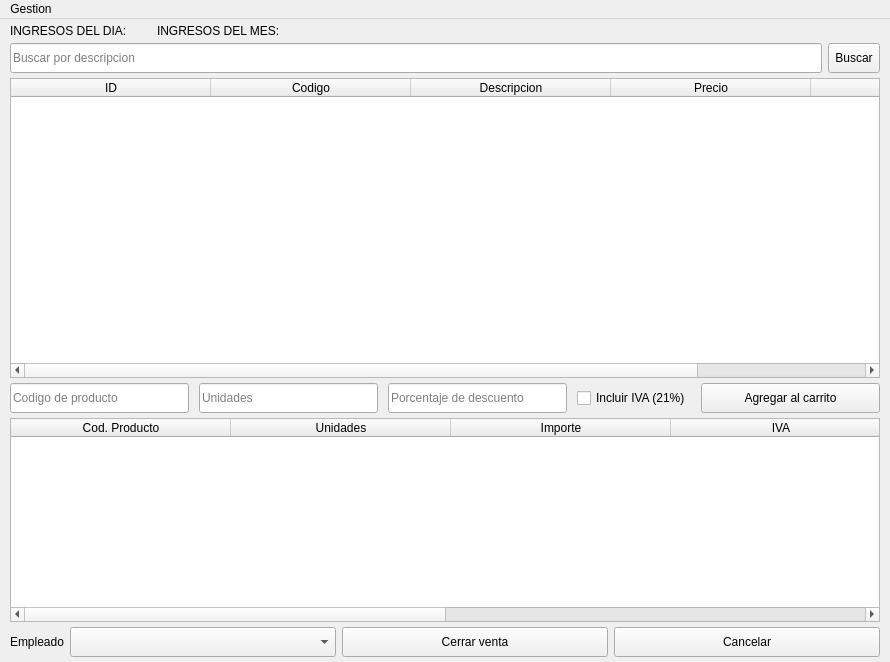
The window that uis/interfazGestor.ui (schulz-franco/gestor_de_ventas) describes before a commit, drawn with Qt 5.
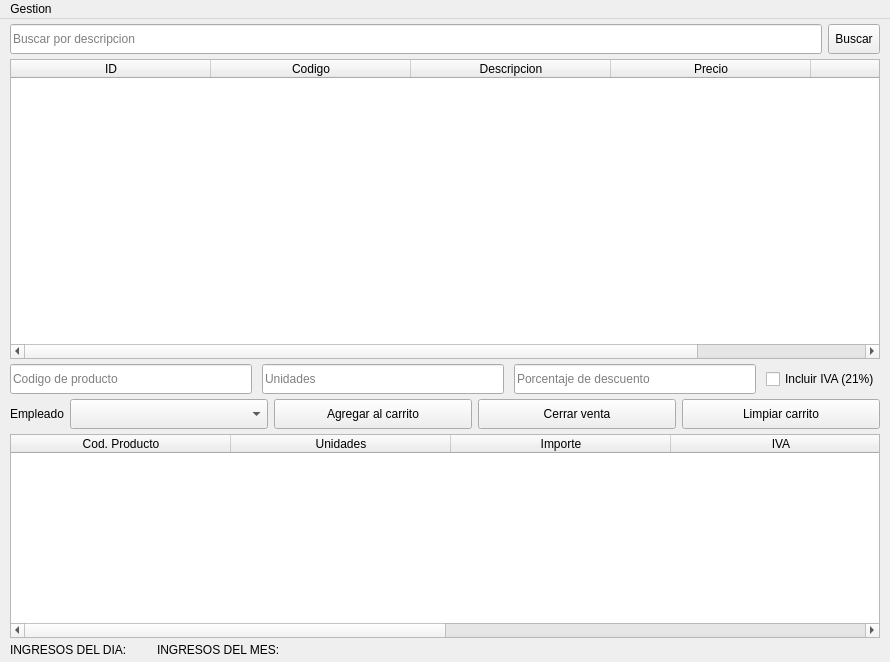
The same window after the commit.

Commit message: reforma interfaz y solucion a error fecha de venta

```diff
--- a/uis/interfazGestor.ui
+++ b/uis/interfazGestor.ui
@@ -74,70 +74,6 @@
        <property name="bottomMargin">
         <number>0</number>
        </property>
-       <item>
-        <widget class="QFrame" name="frame_12">
-         <property name="sizePolicy">
-          <sizepolicy hsizetype="Fixed" vsizetype="Fixed">
-           <horstretch>0</horstretch>
-           <verstretch>0</verstretch>
-          </sizepolicy>
-         </property>
-         <property name="styleSheet">
-          <string notr="true">QFrame#frame_12 {
-border: none;
-}</string>
-         </property>
-         <property name="frameShape">
-          <enum>QFrame::StyledPanel</enum>
-         </property>
-         <property name="frameShadow">
-          <enum>QFrame::Raised</enum>
-         </property>
-         <layout class="QHBoxLayout" name="horizontalLayout_7">
-          <property name="spacing">
-           <number>30</number>
-          </property>
-          <property name="leftMargin">
-           <number>0</number>
-          </property>
-          <property name="topMargin">
-           <number>0</number>
-          </property>
-          <property name="rightMargin">
-           <number>0</number>
-          </property>
-          <property name="bottomMargin">
-           <number>0</number>
-          </property>
-          <item>
-           <widget class="QLabel" name="ingresos_totales_dia">
-            <property name="sizePolicy">
-             <sizepolicy hsizetype="Fixed" vsizetype="Fixed">
-              <horstretch>0</horstretch>
-              <verstretch>0</verstretch>
-             </sizepolicy>
-            </property>
-            <property name="text">
-             <string>INGRESOS DEL DIA:</string>
-            </property>
-           </widget>
-          </item>
-          <item>
-           <widget class="QLabel" name="ingresos_totales">
-            <property name="sizePolicy">
-             <sizepolicy hsizetype="Fixed" vsizetype="Fixed">
-              <horstretch>0</horstretch>
-              <verstretch>0</verstretch>
-             </sizepolicy>
-            </property>
-            <property name="text">
-             <string>INGRESOS DEL MES:</string>
-            </property>
-           </widget>
-          </item>
-         </layout>
-        </widget>
-       </item>
        <item>
         <widget class="QFrame" name="frame">
          <property name="sizePolicy">
@@ -484,10 +420,80 @@
             </property>
            </widget>
           </item>
+         </layout>
+        </widget>
+       </item>
+       <item>
+        <widget class="QFrame" name="frame_13">
+         <property name="sizePolicy">
+          <sizepolicy hsizetype="Preferred" vsizetype="Fixed">
+           <horstretch>0</horstretch>
+           <verstretch>0</verstretch>
+          </sizepolicy>
+         </property>
+         <property name="styleSheet">
+          <string notr="true">QFrame#frame_13 {
+border: none;
+}</string>
+         </property>
+         <property name="frameShape">
+          <enum>QFrame::StyledPanel</enum>
+         </property>
+         <property name="frameShadow">
+          <enum>QFrame::Raised</enum>
+         </property>
+         <layout class="QHBoxLayout" name="horizontalLayout_8">
+          <property name="leftMargin">
+           <number>0</number>
+          </property>
+          <property name="topMargin">
+           <number>0</number>
+          </property>
+          <property name="rightMargin">
+           <number>0</number>
+          </property>
+          <property name="bottomMargin">
+           <number>0</number>
+          </property>
+          <item>
+           <widget class="QLabel" name="label">
+            <property name="sizePolicy">
+             <sizepolicy hsizetype="Fixed" vsizetype="Fixed">
+              <horstretch>0</horstretch>
+              <verstretch>0</verstretch>
+             </sizepolicy>
+            </property>
+            <property name="minimumSize">
+             <size>
+              <width>0</width>
+              <height>30</height>
+             </size>
+            </property>
+            <property name="text">
+             <string>Empleado</string>
+            </property>
+           </widget>
+          </item>
+          <item>
+           <widget class="QComboBox" name="comboVendedor">
+            <property name="sizePolicy">
+             <sizepolicy hsizetype="Preferred" vsizetype="Fixed">
+              <horstretch>0</horstretch>
+              <verstretch>0</verstretch>
+             </sizepolicy>
+            </property>
+            <property name="minimumSize">
+             <size>
+              <width>0</width>
+              <height>30</height>
+             </size>
+            </property>
+           </widget>
+          </item>
           <item>
            <widget class="QPushButton" name="btn_agregar_carrito">
             <property name="sizePolicy">
-             <sizepolicy hsizetype="Expanding" vsizetype="Fixed">
+             <sizepolicy hsizetype="Preferred" vsizetype="Fixed">
               <horstretch>0</horstretch>
               <verstretch>0</verstretch>
              </sizepolicy>
@@ -503,6 +509,44 @@
             </property>
            </widget>
           </item>
+          <item>
+           <widget class="QToolButton" name="btnCerrarVenta">
+            <property name="sizePolicy">
+             <sizepolicy hsizetype="Preferred" vsizetype="Fixed">
+              <horstretch>0</horstretch>
+              <verstretch>0</verstretch>
+             </sizepolicy>
+            </property>
+            <property name="minimumSize">
+             <size>
+              <width>0</width>
+              <height>30</height>
+             </size>
+            </property>
+            <property name="text">
+             <string>Cerrar venta</string>
+            </property>
+           </widget>
+          </item>
+          <item>
+           <widget class="QToolButton" name="btnCancelar">
+            <property name="sizePolicy">
+             <sizepolicy hsizetype="Preferred" vsizetype="Fixed">
+              <horstretch>0</horstretch>
+              <verstretch>0</verstretch>
+             </sizepolicy>
+            </property>
+            <property name="minimumSize">
+             <size>
+              <width>0</width>
+              <height>30</height>
+             </size>
+            </property>
+            <property name="text">
+             <string>Limpiar carrito</string>
+            </property>
+           </widget>
+          </item>
          </layout>
         </widget>
        </item>
@@ -604,15 +648,15 @@
         </widget>
        </item>
        <item>
-        <widget class="QFrame" name="frame_13">
+        <widget class="QFrame" name="frame_12">
          <property name="sizePolicy">
-          <sizepolicy hsizetype="Preferred" vsizetype="Fixed">
+          <sizepolicy hsizetype="Fixed" vsizetype="Fixed">
            <horstretch>0</horstretch>
            <verstretch>0</verstretch>
           </sizepolicy>
          </property>
          <property name="styleSheet">
-          <string notr="true">QFrame#frame_13 {
+          <string notr="true">QFrame#frame_12 {
 border: none;
 }</string>
          </property>
@@ -622,7 +666,10 @@
          <property name="frameShadow">
           <enum>QFrame::Raised</enum>
          </property>
-         <layout class="QHBoxLayout" name="horizontalLayout_8">
+         <layout class="QHBoxLayout" name="horizontalLayout_7">
+          <property name="spacing">
+           <number>30</number>
+          </property>
           <property name="leftMargin">
            <number>0</number>
           </property>
@@ -636,75 +683,28 @@
            <number>0</number>
           </property>
           <item>
-           <widget class="QLabel" name="label">
+           <widget class="QLabel" name="ingresos_totales_dia">
             <property name="sizePolicy">
              <sizepolicy hsizetype="Fixed" vsizetype="Fixed">
               <horstretch>0</horstretch>
               <verstretch>0</verstretch>
              </sizepolicy>
             </property>
-            <property name="minimumSize">
-             <size>
-              <width>0</width>
-              <height>30</height>
-             </size>
-            </property>
             <property name="text">
-             <string>Empleado</string>
+             <string>INGRESOS DEL DIA:</string>
             </property>
            </widget>
           </item>
           <item>
-           <widget class="QComboBox" name="comboVendedor">
+           <widget class="QLabel" name="ingresos_totales">
             <property name="sizePolicy">
-             <sizepolicy hsizetype="Preferred" vsizetype="Fixed">
+             <sizepolicy hsizetype="Fixed" vsizetype="Fixed">
               <horstretch>0</horstretch>
               <verstretch>0</verstretch>
              </sizepolicy>
             </property>
-            <property name="minimumSize">
-             <size>
-              <width>0</width>
-              <height>30</height>
-             </size>
-            </property>
-           </widget>
-          </item>
-          <item>
-           <widget class="QToolButton" name="btnCerrarVenta">
-            <property name="sizePolicy">
-             <sizepolicy hsizetype="Preferred" vsizetype="Fixed">
-              <horstretch>0</horstretch>
-              <verstretch>0</verstretch>
-             </sizepolicy>
-            </property>
-            <property name="minimumSize">
-             <size>
-              <width>0</width>
-              <height>30</height>
-             </size>
-            </property>
             <property name="text">
-             <string>Cerrar venta</string>
-            </property>
-           </widget>
-          </item>
-          <item>
-           <widget class="QToolButton" name="btnCancelar">
-            <property name="sizePolicy">
-             <sizepolicy hsizetype="Preferred" vsizetype="Fixed">
-              <horstretch>0</horstretch>
-              <verstretch>0</verstretch>
-             </sizepolicy>
-            </property>
-            <property name="minimumSize">
-             <size>
-              <width>0</width>
-              <height>30</height>
-             </size>
-            </property>
-            <property name="text">
-             <string>Cancelar</string>
+             <string>INGRESOS DEL MES:</string>
             </property>
            </widget>
           </item>
```
The commit also changes 7 other files.
